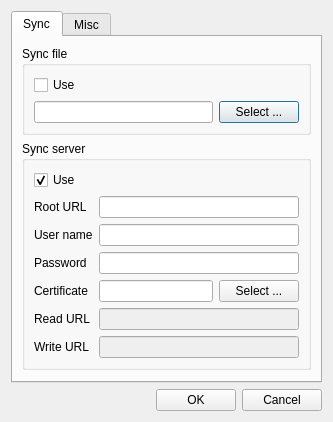
The window that optionsdialog.ui (607011/Qt-SESAM) describes before a commit, drawn with Qt 5.
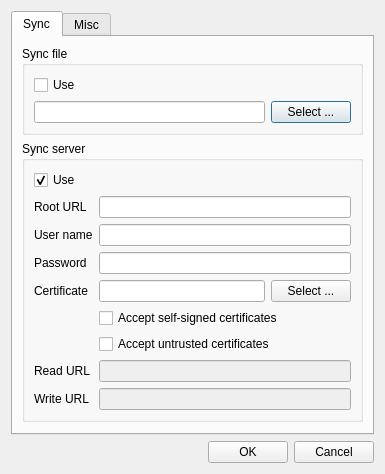
The same window after the commit. The open tabs and pages were chosen to show the change.

```diff
--- a/optionsdialog.ui
+++ b/optionsdialog.ui
@@ -6,8 +6,8 @@
    <rect>
     <x>0</x>
     <y>0</y>
-    <width>333</width>
-    <height>400</height>
+    <width>385</width>
+    <height>446</height>
    </rect>
   </property>
   <property name="windowTitle">
@@ -119,28 +119,28 @@
               </property>
              </widget>
             </item>
-            <item row="4" column="0">
+            <item row="6" column="0">
              <widget class="QLabel" name="label_4">
               <property name="text">
                <string>Read URL</string>
               </property>
              </widget>
             </item>
-            <item row="4" column="1">
+            <item row="6" column="1">
              <widget class="QLineEdit" name="writeUrlLineEdit">
               <property name="enabled">
                <bool>false</bool>
               </property>
              </widget>
             </item>
-            <item row="5" column="0">
+            <item row="7" column="0">
              <widget class="QLabel" name="label_5">
               <property name="text">
                <string>Write URL</string>
               </property>
              </widget>
             </item>
-            <item row="5" column="1">
+            <item row="7" column="1">
              <widget class="QLineEdit" name="readUrlLineEdit">
               <property name="enabled">
                <bool>false</bool>
@@ -171,6 +171,20 @@
               </item>
              </layout>
             </item>
+            <item row="4" column="1">
+             <widget class="QCheckBox" name="acceptSelfSignedCertificatesCheckBox">
+              <property name="text">
+               <string>Accept self-signed certificates</string>
+              </property>
+             </widget>
+            </item>
+            <item row="5" column="1">
+             <widget class="QCheckBox" name="acceptUntrustedCertificatesCheckBox">
+              <property name="text">
+               <string>Accept untrusted certificates</string>
+              </property>
+             </widget>
+            </item>
            </layout>
           </item>
          </layout>
```
Left out of the diff: 2 changed lines with no effect on the pictures.
